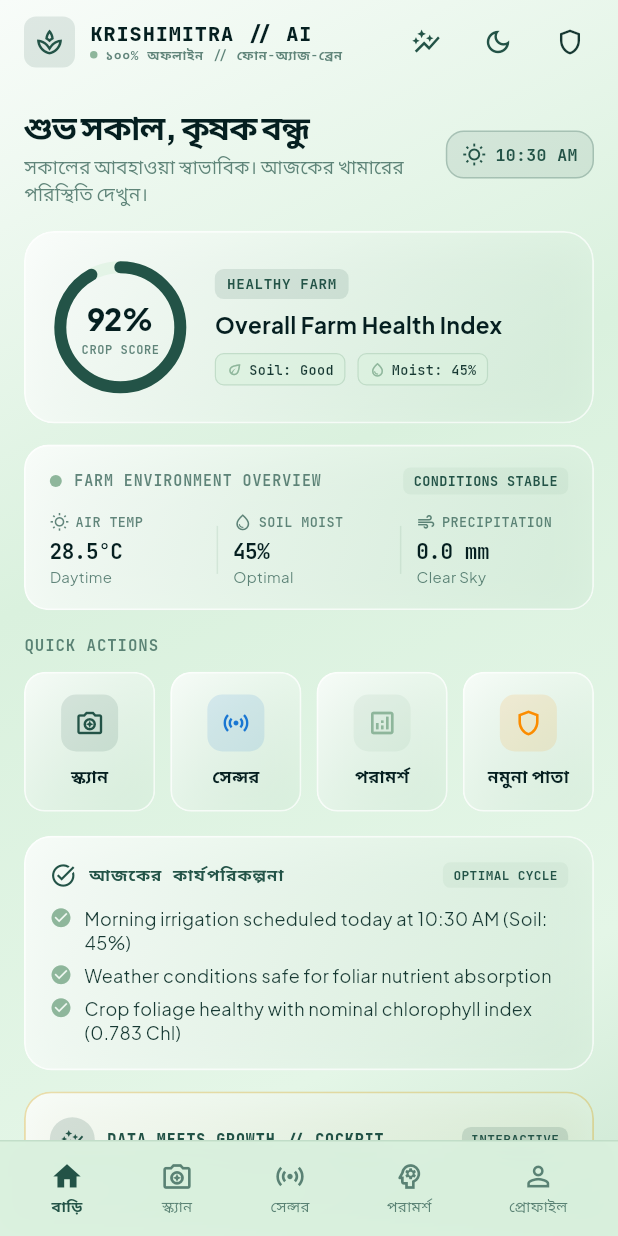
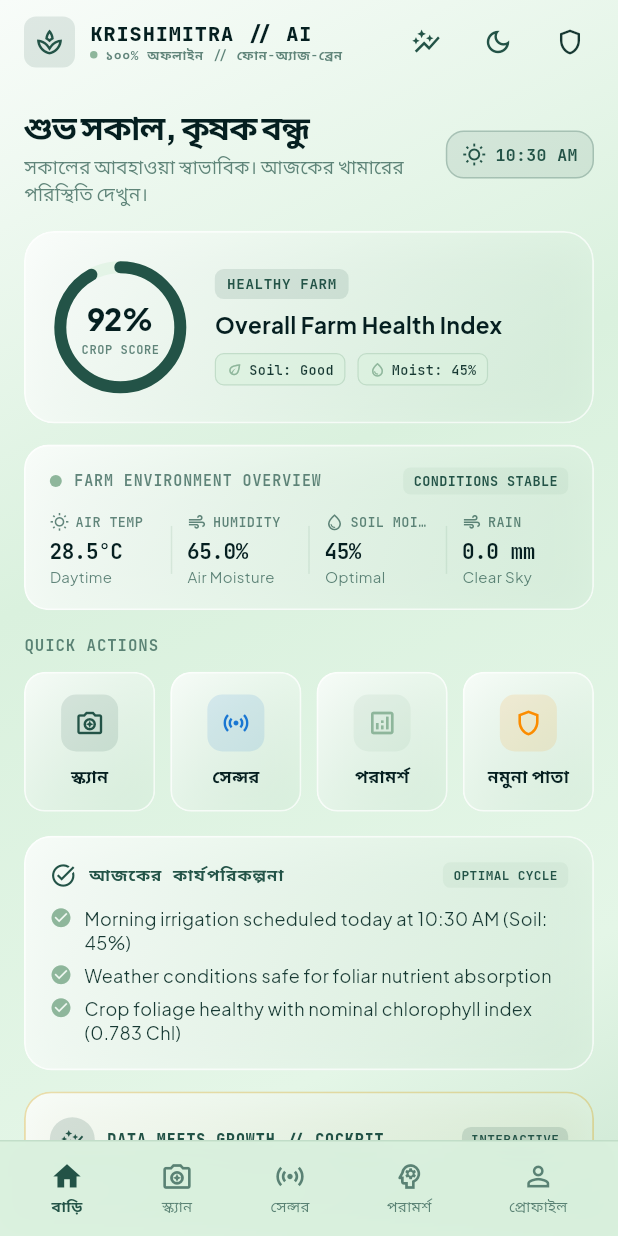
Before and after one commit to amritanshushaw-cpu/KrishiMitra, a Flutter app: the MainShellScreen screen opened directly, on a phone screen of 412 x 824 dp. Run offline on Flutter 3.47's test engine with Material 3 defaults, Android fonts, the phone set to English and light mode, and no system bars; our stand-ins replace flutter_blue_plus, flutter_tts, google_fonts, shared_preferences, sqflite_sqlcipher; missing offline and left inert: fresnel, tflite_flutter; accounts and stored records are empty; network calls fail.

Commit message:
feat: add humidity metric to weather status bar

```diff
--- a/lib/ui/widgets/weather_status_bar.dart
+++ b/lib/ui/widgets/weather_status_bar.dart
@@ -87,6 +87,14 @@ class WeatherStatusBar extends StatelessWidget {
               _buildDivider(context),
               _buildWeatherMetric(
                 context,
+                icon: Icons.air,
+                label: 'HUMIDITY',
+                value: '${sensorData.humidity.toStringAsFixed(1)}%',
+                sublabel: 'Air Moisture',
+              ),
+              _buildDivider(context),
+              _buildWeatherMetric(
+                context,
                 icon: Icons.water_drop_outlined,
                 label: 'SOIL MOIST',
                 value: '${sensorData.soilMoisture}%',
@@ -98,7 +106,7 @@ class WeatherStatusBar extends StatelessWidget {
               _buildWeatherMetric(
                 context,
                 icon: sensorData.isRaining ? Icons.thunderstorm_outlined : Icons.air_outlined,
-                label: 'PRECIPITATION',
+                label: 'RAIN',
                 value: sensorData.isRaining ? 'RAINING' : '0.0 mm',
                 sublabel: sensorData.isRaining ? 'Spray Alert' : 'Clear Sky',
                 highlightColor: sensorData.isRaining ? AppTheme.skyBlue : null,
```
